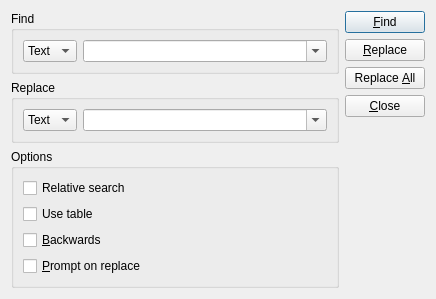
The window that src/searchdialog.ui (road-t/RTHextion) describes before a commit, drawn with Qt 5.
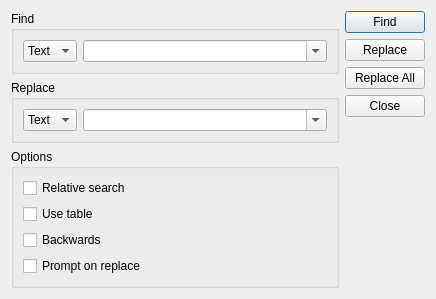
The same window after the commit.

The edit to the form file:
```diff
--- a/src/searchdialog.ui
+++ b/src/searchdialog.ui
@@ -120,14 +120,14 @@
         <item>
          <widget class="QCheckBox" name="cbBackwards">
           <property name="text">
-           <string>&amp;Backwards</string>
+           <string>Backwards</string>
           </property>
          </widget>
         </item>
         <item>
          <widget class="QCheckBox" name="cbPrompt">
           <property name="text">
-           <string>&amp;Prompt on replace</string>
+           <string>Prompt on replace</string>
           </property>
          </widget>
         </item>
@@ -141,7 +141,7 @@
      <item>
       <widget class="QPushButton" name="pbFind">
        <property name="text">
-        <string>&amp;Find</string>
+        <string>Find</string>
        </property>
        <property name="shortcut">
         <string>F3</string>
@@ -154,21 +154,21 @@
      <item>
       <widget class="QPushButton" name="pbReplace">
        <property name="text">
-        <string>&amp;Replace</string>
+        <string>Replace</string>
        </property>
       </widget>
      </item>
      <item>
       <widget class="QPushButton" name="pbReplaceAll">
        <property name="text">
-        <string>Replace &amp;All</string>
+        <string>Replace All</string>
        </property>
       </widget>
      </item>
      <item>
       <widget class="QPushButton" name="pbCancel">
        <property name="text">
-        <string>&amp;Close</string>
+        <string>Close</string>
        </property>
       </widget>
      </item>
```
